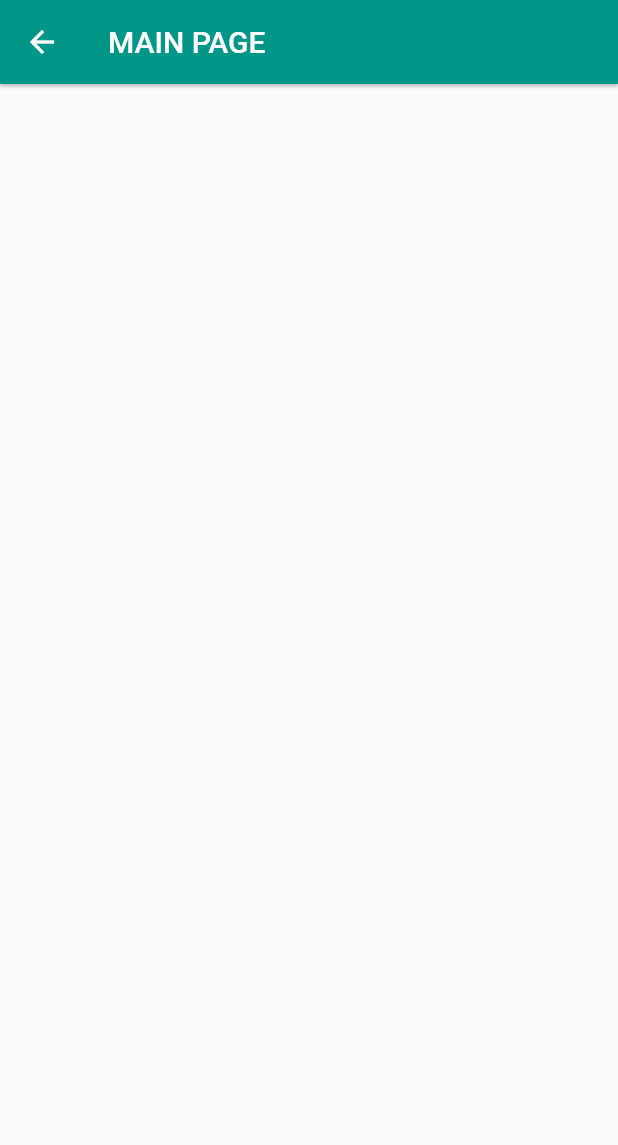
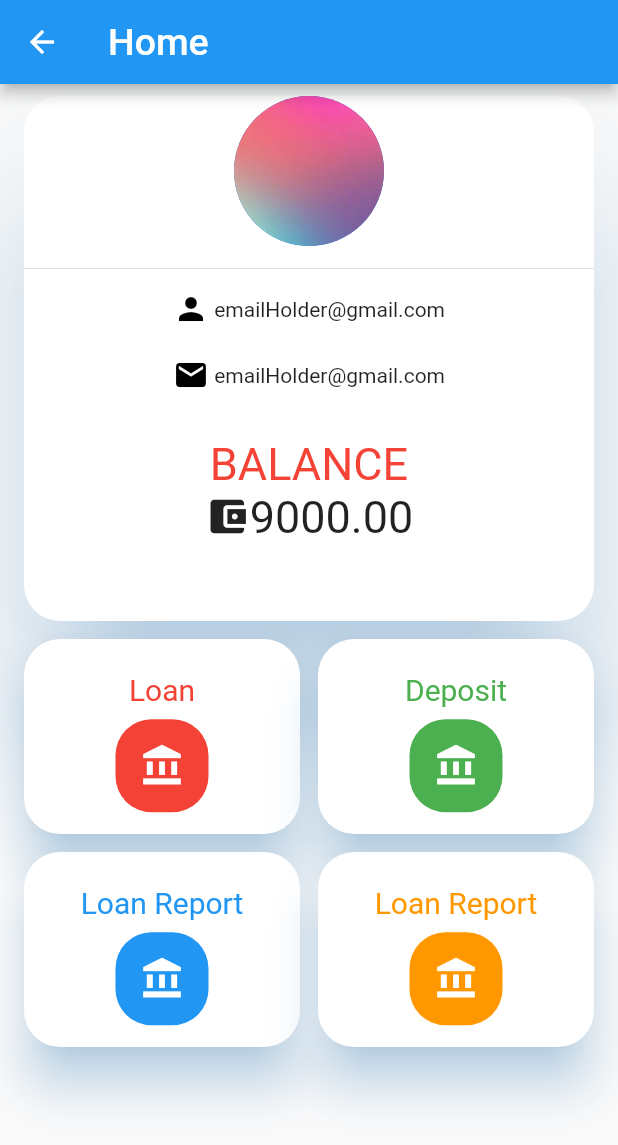
Before and after one commit to DK-denno/sacx, a Flutter app: the mainpage screen opened directly, on a phone screen of 412 x 824 dp. Shown: the top 1145 px of the screen. Run offline on Flutter 3.47's test engine with Material 2 defaults, Android fonts, the phone set to English and light mode, and no system bars; our stand-ins replace shared_preferences; missing offline and left inert: wc_form_validators; accounts and stored records are empty.

Commit message:
mainpage layout

```diff
--- a/lib/main.dart
+++ b/lib/main.dart
@@ -1,6 +1,6 @@
 import 'dart:convert';
 import 'dart:io';
-
+import 'package:flutter_staggered_grid_view/flutter_staggered_grid_view.dart';
 import 'package:fluttersacco/AuthLogic.dart';
 import 'package:shared_preferences/shared_preferences.dart';
 import 'package:http/http.dart' as http;
@@ -11,10 +11,12 @@ import 'formControllers.dart';
 import 'package:wc_form_validators/wc_form_validators.dart';
 import 'loader.dart';
 import 'loader.dart';
+import "profile.dart";
+import "loansPage.dart";
 
 
 void main()=>runApp(MaterialApp(
-  home:login(),
+  home:mainpage(),
   theme: new ThemeData(
     primarySwatch: Colors.blue,
   ),
@@ -474,16 +476,96 @@ class _mainpageState extends State<mainpage> {
     }
 
   }
+
+Material myTiles(IconData icon,String title,Color color,StatefulWidget tile){
+    return Material(
+      color: Colors.white,
+      elevation: 14.0,
+      shadowColor: Color(0x802196F3),
+      borderRadius: BorderRadius.circular(24.0),
+        child: InkWell(
+          onTap: (){
+
+            Navigator.of(context).push(
+                new MaterialPageRoute(builder:
+                    (BuildContext context) => tile));
+          },
+          child: Center(
+            child: Padding(
+              padding: const EdgeInsets.all(8.0),
+              child: Row(
+                mainAxisAlignment: MainAxisAlignment.center,
+                children: <Widget>[
+                  Column(
+                    mainAxisAlignment: MainAxisAlignment.center,
+                    children: <Widget>[
+                      Padding(
+                        padding: const EdgeInsets.all(8.0),
+                        child: Text(title,
+                          style: TextStyle(
+                            color: color,
+                            fontSize: 20.0,
+                          ),
+                        ),
+                      ),
+                      //icon
+                      Material(
+                        color:color,
+                        borderRadius: BorderRadius.circular(24.0),
+                        child: Padding(
+                          padding: const EdgeInsets.all(16.0),
+                          child: Icon(
+                            icon,
+                            color: Colors.white,
+                            size: 30.0,
+                          ),
+                        ),
+                      ),
+
+                    ],
+                  ),
+                ],
+              ),
+            ),
+          ),
+        ),
+    );
+}
+
+
+
   @override
   Widget build(BuildContext context) {
     return Scaffold(
       appBar: AppBar(
-        backgroundColor: Colors.teal,
-        elevation: 1.0,
-        title: Text("MAIN PAGE"),
+        title:Text("Home",
+          style: TextStyle(
+            fontSize: 25.0
+          ),
+        )
       ),
-      body: Stack(
+      body:StaggeredGridView.count(
+          crossAxisCount: 2,
+          crossAxisSpacing: 12.0,
+          mainAxisSpacing: 12.0,
+          padding: EdgeInsets.symmetric(horizontal: 16.0,vertical: 8.0),
+          children: <Widget>[
+            Profile(),
+            myTiles(Icons.account_balance,"Loan",Colors.red,LoansPage()),
+            myTiles(Icons.account_balance,"Deposit",Colors.green,signUp()),
+            myTiles(Icons.account_balance,"Loan Report",Colors.blue,signUp()),
+            myTiles(Icons.account_balance,"Loan Report",Colors.orange,signUp()),
 
+          ],
+        staggeredTiles: [
+          StaggeredTile.extent(2, 350.0),
+          StaggeredTile.extent(1, 130.0),
+          StaggeredTile.extent(1, 130.0),
+          StaggeredTile.extent(1, 130.0),
+          StaggeredTile.extent(1, 130.0),
+
+
+        ],
       ),
     );
   }
--- /dev/null
+++ b/lib/profile.dart
@@ -0,0 +1,90 @@
+import "package:flutter/material.dart";
+
+Material Profile(){
+  return Material(
+    color: Colors.white,
+    elevation: 40.0,
+    shadowColor: Color(0x802196F3),
+    borderRadius: BorderRadius.circular(24.0),
+        child: Column(
+          crossAxisAlignment: CrossAxisAlignment.start,
+          children: <Widget>[
+            Center(
+              child: CircleAvatar(
+                backgroundImage: AssetImage("assets/login.jpeg"),
+                radius: 50.0,
+              ),
+            ),
+            Divider(height: 30.0),
+            profDetails(),
+          ],
+        ),
+    );
+}
+
+profDetails(){
+  return Column(
+    children: <Widget>[
+      Row(
+        mainAxisAlignment: MainAxisAlignment.center,
+        children: <Widget>[
+          Icon(
+            Icons.person,
+            color: Colors.black,
+          ),
+          Text(
+            " emailHolder@gmail.com",
+            style: TextStyle(
+
+            ),
+          )
+        ],
+      ),
+      SizedBox(height: 20.0),
+      Row(
+        mainAxisAlignment: MainAxisAlignment.center,
+        children: <Widget>[
+          Icon(
+            Icons.email,
+            color: Colors.black,
+          ),
+          Text(
+            " emailHolder@gmail.com",
+            style: TextStyle(
+
+            ),
+          )
+        ],
+      ),
+      SizedBox(height:30.0),
+      Column(
+        mainAxisAlignment: MainAxisAlignment.center,
+        children: <Widget>[
+          Text(
+            "BALANCE",
+            style: TextStyle(
+              fontSize: 30.0,
+              color: Colors.red,
+            ),
+          ),
+          Row(
+            mainAxisAlignment: MainAxisAlignment.center,
+            children: <Widget>[
+              Icon(
+                Icons.account_balance_wallet,
+                size: 30.0,
+
+              ),
+              Text(
+                "9000.00",
+                style: TextStyle(
+                  fontSize: 30.0
+                ),
+              )
+            ],
+          )
+        ],
+      ),
+    ],
+  );
+}
--- a/pubspec.yaml
+++ b/pubspec.yaml
@@ -31,6 +31,7 @@ dev_dependencies:
   http: any
   shared_preferences: any
   wc_form_validators: ^0.1.1
+  flutter_staggered_grid_view: ^0.2.5
 
 # For information on the generic Dart part of this file, see the
 # following page: https://dart.dev/tools/pub/pubspec
```
Also changed, not shown: lib/loansPage.dart (added, +68 -0 lines), pubspec.lock.
